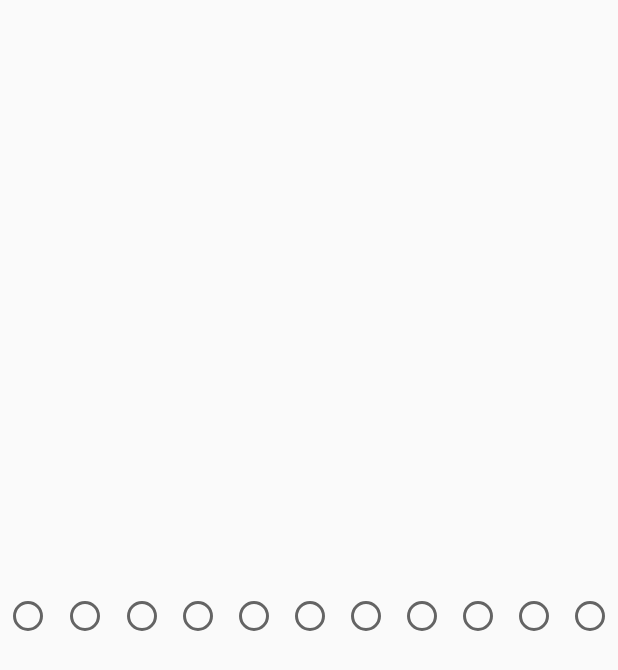
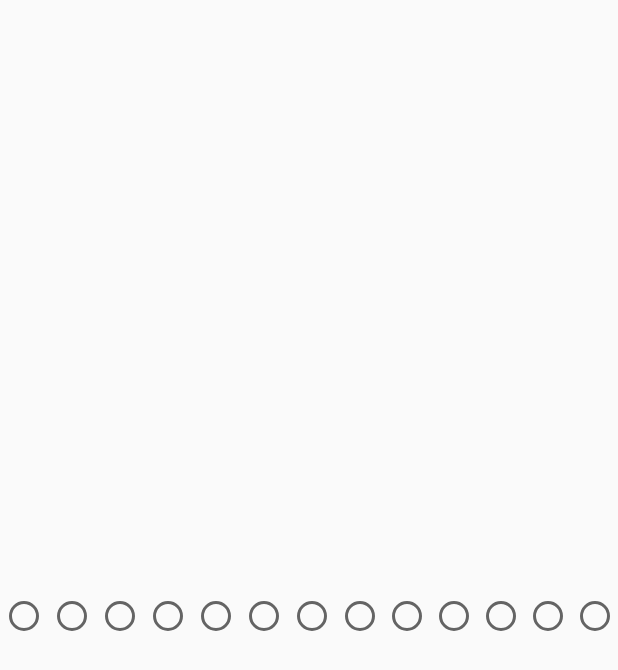
Before and after one commit to slezadav/hodnoceniProdejen, an Android app: the layout form_radio.xml on its own in the app's theme, with its tools: preview values and no code run, on a phone screen of 412 x 824 dp. Shown: the top 670 px of the screen. Run offline under Robolectric (Android 15) with nearby library versions, the phone set to English and light mode, and no system bars.

Commit message:
mansi upravy a bugfixy

```diff
--- a/app/src/main/java/cz/slezadav/hodnoceniProdejen/FormDetailFragment.kt
+++ b/app/src/main/java/cz/slezadav/hodnoceniProdejen/FormDetailFragment.kt
@@ -23,7 +23,7 @@ class FormDetailFragment : Fragment() {
      */
    // private var item: FormPart? = null
 
-    private lateinit var ui: FragmentScreenSlidePageBinding
+    lateinit var ui: FragmentScreenSlidePageBinding
     private var adapter: FormPagerAdapter? = null
     var initIndex = 0
 
--- a/app/src/main/java/cz/slezadav/hodnoceniProdejen/FormListActivity.kt
+++ b/app/src/main/java/cz/slezadav/hodnoceniProdejen/FormListActivity.kt
@@ -111,7 +111,7 @@ class FormListActivity : AppCompatActivity() {
 
             parentActivity.supportFragmentManager
                 .beginTransaction()
-                .replace(R.id.form_detail_container, fragment)
+                .replace(R.id.form_detail_container, fragment,"pagerFragment")
                 .commit()
             parentActivity.findViewById<View>(R.id.form_detail_container).visibility = View.VISIBLE
             if (!twoPane) {
--- a/app/src/main/res/layout/activity_form_detail.xml
+++ b/app/src/main/res/layout/activity_form_detail.xml
@@ -9,6 +9,7 @@
                                                  tools:ignore="MergeRootFrame">
 
     <fragment android:layout_width="match_parent" android:layout_height="match_parent"
+              android:id="@+id/formDetailFragment"
               android:name="cz.slezadav.hodnoceniProdejen.FormDetailFragment"
     />
 
--- a/app/src/main/res/layout/form_radio.xml
+++ b/app/src/main/res/layout/form_radio.xml
@@ -14,6 +14,86 @@
                 android:layout_height="wrap_content">
 
 
+            <android.support.v7.widget.AppCompatRadioButton
+                    android:layout_width="match_parent"
+                    android:layout_weight="1"
+                    android:button="@null"
+                    android:textSize="0.1sp"
+                    android:tag="0"
+                    android:drawableTop="?android:attr/listChoiceIndicatorSingle"
+                    android:layout_height="wrap_content"/>
+            <android.support.v7.widget.AppCompatRadioButton
+                    android:layout_width="match_parent"
+                    android:layout_weight="1"
+                    android:button="@null"
+                    android:textSize="0.1sp"
+                    android:tag="0.5"
+                    android:drawableTop="?android:attr/listChoiceIndicatorSingle"
+                    android:layout_height="wrap_content"/>
+            <android.support.v7.widget.AppCompatRadioButton
+                    android:layout_width="match_parent"
+                    android:layout_weight="1"
+                    android:button="@null"
+                    android:textSize="0.1sp"
+                    android:tag="1"
+                    android:drawableTop="?android:attr/listChoiceIndicatorSingle"
+                    android:layout_height="wrap_content"/>
+            <android.support.v7.widget.AppCompatRadioButton
+                    android:layout_width="match_parent"
+                    android:layout_weight="1"
+                    android:button="@null"
+                    android:textSize="0.1sp"
+                    android:tag="1.5"
+                    android:drawableTop="?android:attr/listChoiceIndicatorSingle"
+                    android:layout_height="wrap_content"/>
+            <android.support.v7.widget.AppCompatRadioButton
+                    android:layout_width="match_parent"
+                    android:layout_weight="1"
+                    android:button="@null"
+                    android:textSize="0.1sp"
+                    android:tag="2"
+                    android:drawableTop="?android:attr/listChoiceIndicatorSingle"
+                    android:layout_height="wrap_content"/>
+            <android.support.v7.widget.AppCompatRadioButton
+                    android:layout_width="match_parent"
+                    android:layout_weight="1"
+                    android:button="@null"
+                    android:textSize="0.1sp"
+                    android:tag="2.5"
+                    android:drawableTop="?android:attr/listChoiceIndicatorSingle"
+                    android:layout_height="wrap_content"/>
+            <android.support.v7.widget.AppCompatRadioButton
+                    android:layout_width="match_parent"
+                    android:layout_weight="1"
+                    android:button="@null"
+                    android:textSize="0.1sp"
+                    android:tag="3"
+                    android:drawableTop="?android:attr/listChoiceIndicatorSingle"
+                    android:layout_height="wrap_content"/>
+            <android.support.v7.widget.AppCompatRadioButton
+                    android:layout_width="match_parent"
+                    android:layout_weight="1"
+                    android:button="@null"
+                    android:textSize="0.1sp"
+                    android:tag="3.5"
+                    android:drawableTop="?android:attr/listChoiceIndicatorSingle"
+                    android:layout_height="wrap_content"/>
+            <android.support.v7.widget.AppCompatRadioButton
+                    android:layout_width="match_parent"
+                    android:layout_weight="1"
+                    android:button="@null"
+                    android:textSize="0.1sp"
+                    android:tag="4"
+                    android:drawableTop="?android:attr/listChoiceIndicatorSingle"
+                    android:layout_height="wrap_content"/>
+            <android.support.v7.widget.AppCompatRadioButton
+                    android:layout_width="match_parent"
+                    android:layout_weight="1"
+                    android:button="@null"
+                    android:textSize="0.1sp"
+                    android:tag="4.5"
+                    android:drawableTop="?android:attr/listChoiceIndicatorSingle"
+                    android:layout_height="wrap_content"/>
             <android.support.v7.widget.AppCompatRadioButton
                     android:layout_width="match_parent"
                     android:layout_weight="1"
@@ -38,70 +118,6 @@
                     android:tag="6"
                     android:drawableTop="?android:attr/listChoiceIndicatorSingle"
                     android:layout_height="wrap_content"/>
-            <android.support.v7.widget.AppCompatRadioButton
-                    android:layout_width="match_parent"
-                    android:layout_weight="1"
-                    android:button="@null"
-                    android:textSize="0.1sp"
-                    android:tag="6.5"
-                    android:drawableTop="?android:attr/listChoiceIndicatorSingle"
-                    android:layout_height="wrap_content"/>
-            <android.support.v7.widget.AppCompatRadioButton
-                    android:layout_width="match_parent"
-                    android:layout_weight="1"
-                    android:button="@null"
-                    android:textSize="0.1sp"
-                    android:tag="7"
-                    android:drawableTop="?android:attr/listChoiceIndicatorSingle"
-                    android:layout_height="wrap_content"/>
-            <android.support.v7.widget.AppCompatRadioButton
-                    android:layout_width="match_parent"
-                    android:layout_weight="1"
-                    android:button="@null"
-                    android:textSize="0.1sp"
-                    android:tag="7.5"
-                    android:drawableTop="?android:attr/listChoiceIndicatorSingle"
-                    android:layout_height="wrap_content"/>
-            <android.support.v7.widget.AppCompatRadioButton
-                    android:layout_width="match_parent"
-                    android:layout_weight="1"
-                    android:button="@null"
-                    android:textSize="0.1sp"
-                    android:tag="8"
-                    android:drawableTop="?android:attr/listChoiceIndicatorSingle"
-                    android:layout_height="wrap_content"/>
-            <android.support.v7.widget.AppCompatRadioButton
-                    android:layout_width="match_parent"
-                    android:layout_weight="1"
-                    android:button="@null"
-                    android:textSize="0.1sp"
-                    android:tag="8.5"
-                    android:drawableTop="?android:attr/listChoiceIndicatorSingle"
-                    android:layout_height="wrap_content"/>
-            <android.support.v7.widget.AppCompatRadioButton
-                    android:layout_width="match_parent"
-                    android:layout_weight="1"
-                    android:button="@null"
-                    android:textSize="0.1sp"
-                    android:tag="9"
-                    android:drawableTop="?android:attr/listChoiceIndicatorSingle"
-                    android:layout_height="wrap_content"/>
-            <android.support.v7.widget.AppCompatRadioButton
-                    android:layout_width="match_parent"
-                    android:layout_weight="1"
-                    android:button="@null"
-                    android:textSize="0.1sp"
-                    android:tag="9.5"
-                    android:drawableTop="?android:attr/listChoiceIndicatorSingle"
-                    android:layout_height="wrap_content"/>
-            <android.support.v7.widget.AppCompatRadioButton
-                    android:layout_width="match_parent"
-                    android:layout_weight="1"
-                    android:button="@null"
-                    android:textSize="0.1sp"
-                    android:tag="10"
-                    android:drawableTop="?android:attr/listChoiceIndicatorSingle"
-                    android:layout_height="wrap_content"/>
             <!--<android.support.v7.widget.AppCompatRadioButton-->
                     <!--android:layout_width="match_parent"-->
                     <!--android:layout_weight="1"-->
```
Also changed, not shown: app/src/main/assets/Form.txt (+61 -0 lines), app/src/main/java/cz/slezadav/hodnoceniProdejen/FormPageFragment.kt (+17 -3 lines), app/src/main/java/cz/slezadav/hodnoceniProdejen/MainActivity.kt (+9 -0 lines), app/src/main/java/cz/slezadav/hodnoceniProdejen/model/Evaluation.kt (+3 -6 lines), app/src/main/java/cz/slezadav/hodnoceniProdejen/model/FormPart.kt (+7 -1 lines), app/src/main/res/layout/form_detail.xml (+47 -18 lines).
